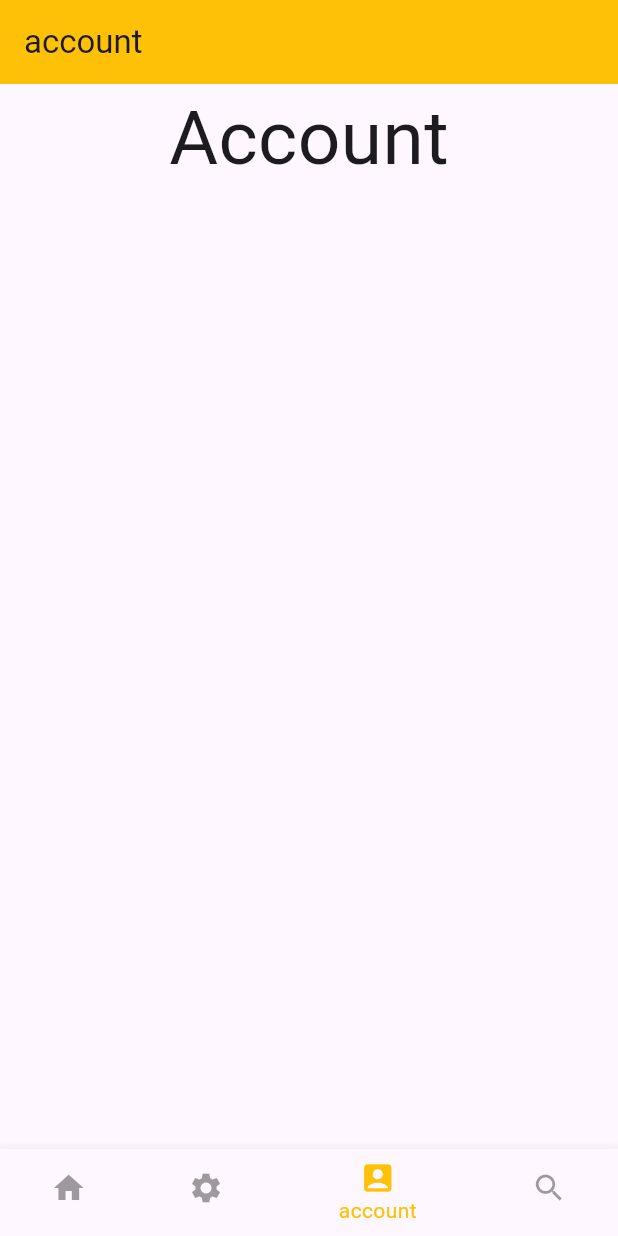
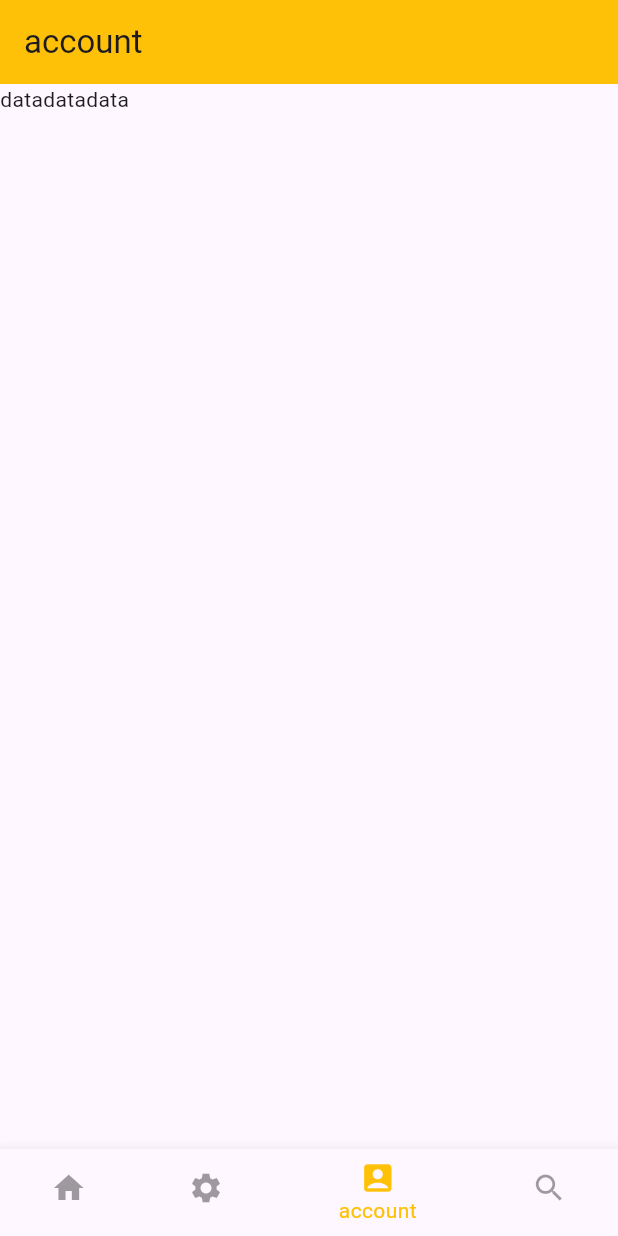
Before and after one commit to aah50018des-dev/myproject_fllutter, a Flutter app: the screen it shows after launch, item 3 of the bottom bar chosen, on a phone screen of 412 x 824 dp. Run offline on Flutter 3.47's test engine with Material 3 defaults, Android fonts, the phone set to English and light mode, and no system bars; statements that could not run were skipped.

Commit message:
first commit

```diff
--- a/lib/Account.dart
+++ b/lib/Account.dart
@@ -2,12 +2,22 @@ import 'package:flutter/material.dart';
 
 class Account extends StatelessWidget {
   const Account({super.key});
-
+//Text('Account',style: TextStyle(fontSize: 50),),
   @override
   Widget build(BuildContext context) {
     return Center(
       child: Column(
-        children: [Text('Account',style: TextStyle(fontSize: 50),),],
+        children: [
+         Container(child: Row(children: [Text('data'),Text('data'),Text('data')],),),
+         Container(child: Row(children: [
+          Container(color: Colors.amber,),
+         Container(color: Colors.amber,),
+          Container(color: Colors.amber,)
+         ,],),),
+         Container(color: Colors.amber,),
+
+
+        ],
       ),
     );
   }
--- a/lib/main.dart
+++ b/lib/main.dart
@@ -14,10 +14,9 @@ class MyApp extends StatelessWidget {
   // This widget is the root of your application.
   @override
   Widget build(BuildContext context) {
-    return MaterialApp(
-      title: 'INDEX STACK',
-
-      home: const MyHomePage(title: 'Flutter Demo Home Page'),
+    return  MaterialApp(
+      title: 'TASK4',
+      home: MyHomePage(title: 'Flutter Demo Home Page'),
     );
   }
 }
@@ -57,9 +56,9 @@ class _MyHomePageState extends State<MyHomePage> {
   @override
   Widget build(BuildContext context) {
     return Scaffold(
-        bottomNavigationBar:Container(
+        bottomNavigationBar: Container(
           color: Colors.purple,
-          child:  BottomNavigationBar(
+          child: BottomNavigationBar(
               currentIndex: indbot,
               onTap: (index) {
                 setState(() {
@@ -67,14 +66,16 @@ class _MyHomePageState extends State<MyHomePage> {
                   indbot = index;
                 });
               },
-            selectedItemColor:  Colors.amber,
+              selectedItemColor: Colors.amber,
               unselectedItemColor: Colors.black38,
               items: const [
-
                 BottomNavigationBarItem(icon: Icon(Icons.home), label: "home"),
-              BottomNavigationBarItem(icon: Icon(Icons.settings), label: "settings"),
-              BottomNavigationBarItem(icon: Icon(Icons.account_box), label: "account"),
-              BottomNavigationBarItem(icon: Icon(Icons.search), label: "search"),
+                BottomNavigationBarItem(
+                    icon: Icon(Icons.settings), label: "settings"),
+                BottomNavigationBarItem(
+                    icon: Icon(Icons.account_box), label: "account"),
+                BottomNavigationBarItem(
+                    icon: Icon(Icons.search), label: "search"),
               ]),
         ),
         appBar: AppBar(
```
Also changed, not shown: lib/Home.dart (+50 -7 lines), lib/Searche.dart (+11 -1 lines). Lines whose indentation alone changed are shown as unchanged.
